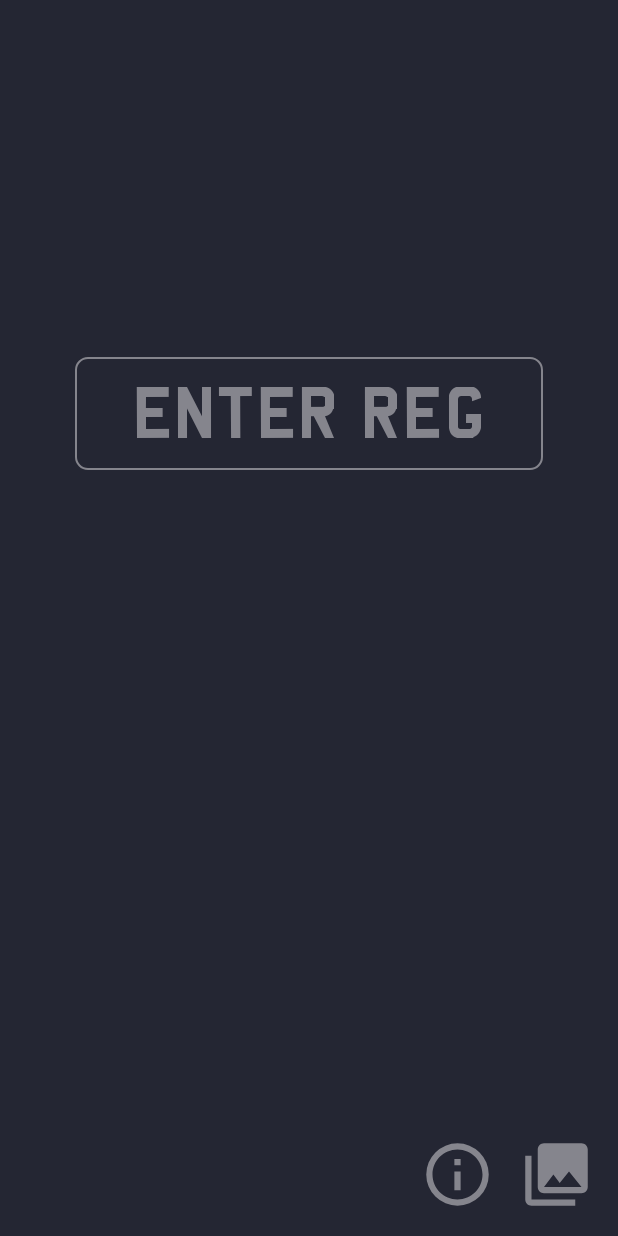
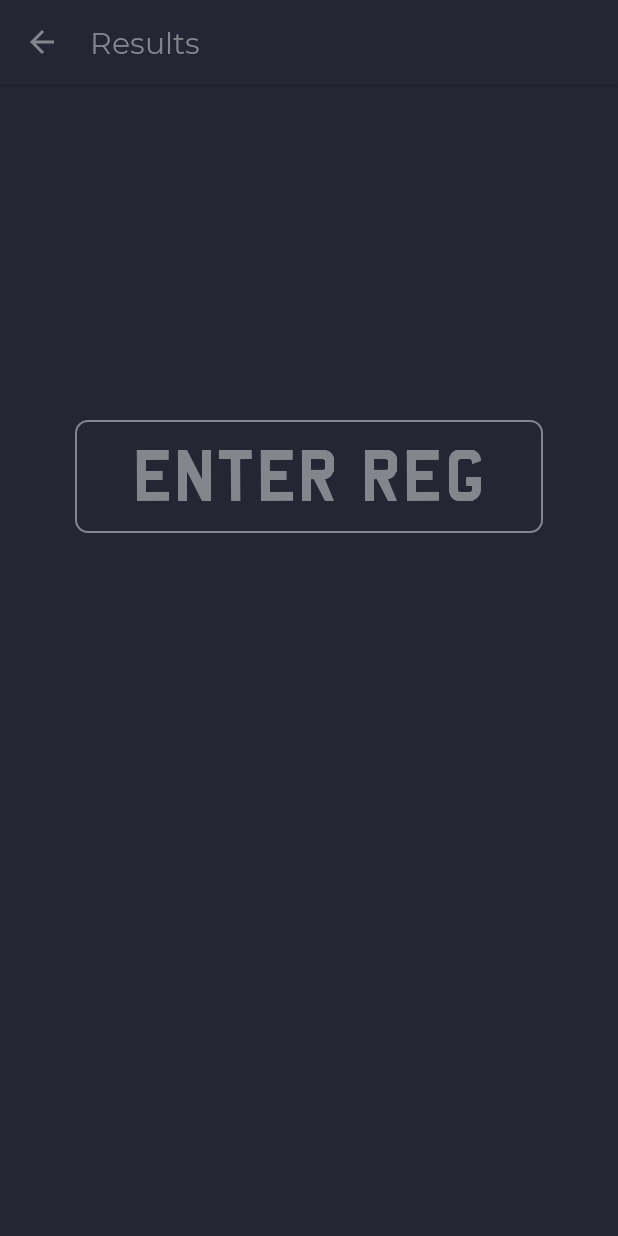
Before and after one commit to Lyxnx/carcheck_app, an Android app: the VehicleInfoActivity screen opened directly, with no data from a screen before it, on a phone screen of 412 x 824 dp. Run offline under Robolectric (Android 15) with nearby library versions, the light colour scheme and no system bars; 8 statements that could not run were skipped.

Commit message:
Start on #4

```diff
--- a/app/src/main/java/net/lyxnx/carcheck/VehicleInfoActivity.java
+++ b/app/src/main/java/net/lyxnx/carcheck/VehicleInfoActivity.java
@@ -5,9 +5,10 @@ import android.content.Intent;
 import android.net.Uri;
 import android.os.Bundle;
 import android.text.TextUtils;
+import android.view.Menu;
+import android.view.MenuItem;
 import android.view.inputmethod.EditorInfo;
 import android.view.inputmethod.InputMethodManager;
-import android.widget.Button;
 import android.widget.EditText;
 import android.widget.TableLayout;
 import android.widget.Toast;
@@ -18,8 +19,10 @@ import net.lyxnx.carcheck.util.RxUtils;
 
 import java.util.stream.Stream;
 
+import androidx.annotation.NonNull;
 import androidx.annotation.Nullable;
-import androidx.appcompat.widget.TooltipCompat;
+import androidx.appcompat.app.ActionBar;
+import androidx.appcompat.widget.Toolbar;
 
 import static net.lyxnx.carcheck.util.Util.setText;
 
@@ -27,49 +30,28 @@ public class VehicleInfoActivity extends InfoActivity {
 
     private static final String TAG = VehicleInfoActivity.class.getSimpleName();
 
+    private VehicleInfo info;
+
     @Override
     protected void onCreate(@Nullable Bundle savedInstanceState) {
         super.onCreate(savedInstanceState);
         setContentView(R.layout.activity_info);
 
-        VehicleInfo info = getIntent().getParcelableExtra("info");
+        info = getIntent().getParcelableExtra("info");
+
+        Toolbar toolbar = findViewById(R.id.toolbar);
+        setSupportActionBar(toolbar);
+
+        ActionBar actionBar = getSupportActionBar();
+        if (actionBar != null) {
+            actionBar.setDisplayHomeAsUpEnabled(true);
+            actionBar.setTitle("Results");
+        }
 
         TableLayout table = findViewById(R.id.infoTable);
         populateTable(table, info);
 
         setText(findViewById(R.id.reg), info.getReg());
-
-        String make = info.getMake();
-        String model = info.getModel();
-        String colour = info.getColour();
-        String year = info.getRegisteredDate();
-
-        Button gallery = findViewById(R.id.gallery);
-        TooltipCompat.setTooltipText(gallery, getString(R.string.tooltip_gallery));
-        gallery.setOnClickListener(v -> {
-            if (Stream.of(make, model, year)
-                    .anyMatch(s -> s == null || s.isEmpty() || s.equals("N/A"))) {
-                Toast.makeText(this, R.string.insufficient_vrm_info, Toast.LENGTH_SHORT).show();
-                return;
-            }
-
-            String url = "http://google.com#q="
-                    + make + "+"
-                    + TextUtils.join("+", model.split(" ")) + "+"
-                    + colour + "+"
-                    + year
-                    + "&tbm=isch";
-
-            startActivity(new Intent(Intent.ACTION_VIEW, Uri.parse(url)));
-        });
-
-        Button more = findViewById(R.id.more);
-        TooltipCompat.setTooltipText(more, getString(R.string.tooltip_more));
-        more.setOnClickListener(v -> {
-            Intent i = new Intent(VehicleInfoActivity.this, MoreInfoActivity.class);
-            i.putExtra("info", info);
-            startActivity(i);
-        });
 
         EditText reg = findViewById(R.id.reg);
         reg.setOnEditorActionListener((v, actionId, event) -> {
@@ -102,10 +84,57 @@ public class VehicleInfoActivity extends InfoActivity {
         });
     }
 
+    @Override
+    public boolean onCreateOptionsMenu(Menu menu) {
+        if (info != null) {
+            getMenuInflater().inflate(R.menu.menu_info, menu);
+        }
+
+        return super.onCreateOptionsMenu(menu);
+    }
+
+    @Override
+    public boolean onOptionsItemSelected(@NonNull MenuItem item) {
+        switch (item.getItemId()) {
+            case R.id.action_more:
+                Intent i = new Intent(VehicleInfoActivity.this, MoreInfoActivity.class);
+                i.putExtra("info", info);
+                startActivity(i);
+                return true;
+            case R.id.action_gallery:
+                String make = info.getMake();
+                String model = info.getModel();
+                String colour = info.getColour();
+                String year = info.getRegisteredDate();
+
+                if (Stream.of(make, model, year)
+                        .anyMatch(s -> s == null || s.isEmpty() || s.equals("N/A"))) {
+                    Toast.makeText(this, R.string.insufficient_vrm_info, Toast.LENGTH_SHORT).show();
+                    return true;
+                }
+
+                String url = "http://google.com#q="
+                        + make + "+"
+                        + TextUtils.join("+", model.split(" ")) + "+"
+                        + colour + "+"
+                        + year
+                        + "&tbm=isch";
+
+                startActivity(new Intent(Intent.ACTION_VIEW, Uri.parse(url)));
+                return true;
+            case android.R.id.home:
+                this.finish();
+                return true;
+            default:
+                return super.onOptionsItemSelected(item);
+        }
+    }
+
     private void populateTable(TableLayout table, VehicleInfo info) {
         addToTable(table, getString(R.string.make), info.getMake());
         addToTable(table, getString(R.string.model), info.getModel());
         addToTable(table, getString(R.string.colour), info.getColour());
+        addToTable(table, getString(R.string.type), info.getVehicleType());
         addToTable(table, getString(R.string.bhp), info.getBHP());
         addToTable(table, getString(R.string.engine_size), info.getEngineSize());
         addToTable(table, getString(R.string.year), info.getRegisteredDate());
--- a/app/src/main/res/layout/activity_info.xml
+++ b/app/src/main/res/layout/activity_info.xml
@@ -7,62 +7,67 @@
     android:layout_height="match_parent"
     tools:context=".VehicleInfoActivity"
     android:focusable="true"
-        android:focusableInTouchMode="true">
+    android:focusableInTouchMode="true"
+    android:orientation="vertical">
+
+    <androidx.appcompat.widget.Toolbar
+        android:id="@+id/toolbar"
+        android:layout_width="match_parent"
+        android:layout_height="?attr/actionBarSize"
+        android:theme="@style/ToolbarTheme"
+        app:layout_constraintTop_toTopOf="parent"
+        app:layout_constraintStart_toStartOf="parent"
+        app:layout_constraintEnd_toEndOf="parent" />
+
 
             <EditText
                 android:layout_width="0dp"
                 android:layout_height="75dp"
                 android:id="@+id/reg"
+                android:hint="@string/enter_reg"
                 android:gravity="center"
-            android:hint="@string/enter_reg"
-            app:layout_constraintTop_toTopOf="parent"
+                app:layout_constraintTop_toBottomOf="@id/toolbar"
                 app:layout_constraintStart_toStartOf="parent"
                 app:layout_constraintEnd_toEndOf="parent"
                 app:layout_constraintBottom_toTopOf="@id/infoTable"
-            android:layout_marginHorizontal="50dp"
-            android:layout_marginTop="16dp"
                 android:maxLength="7"
                 android:textAlignment="center"
                 android:inputType="textCapCharacters"
-            android:fontFamily="@font/uknumberplate"
-            android:textSize="50sp"
-            android:background="@drawable/rounded_corners"
-            android:textColor="@android:color/white"
-            android:textColorHint="@color/colorSecondary"
+                style="@style/PlateHeader"
                 android:importantForAutofill="no"
                 android:imeOptions="actionDone"/>
 
             <TableLayout
-            android:gravity="center"
+                android:layout_marginTop="20dp"
                 android:id="@+id/infoTable"
                 android:layout_width="0dp"
                 android:layout_height="wrap_content"
+                app:layout_constraintTop_toBottomOf="@id/reg"
                 app:layout_constraintStart_toStartOf="parent"
-            app:layout_constraintTop_toBottomOf="@id/reg"
-            app:layout_constraintEnd_toEndOf="parent"
-            app:layout_constraintBottom_toTopOf="@id/gallery" />
-
-    <Button
-            android:layout_width="50dp"
-            android:layout_height="50dp"
-            android:gravity="center"
-            android:id="@+id/more"
-            android:background="@drawable/information_outline"
-            android:layout_marginEnd="16dp"
-            android:layout_marginBottom="16dp"
-            app:layout_constraintEnd_toStartOf="@id/gallery"
-            app:layout_constraintBottom_toBottomOf="parent" />
-
-    <Button
-            android:layout_width="50dp"
-            android:layout_height="50dp"
-            android:gravity="center"
-            android:id="@+id/gallery"
-            android:background="@drawable/gallery"
-            android:layout_marginEnd="16dp"
-            android:layout_marginBottom="16dp"
                 app:layout_constraintEnd_toEndOf="parent"
                 app:layout_constraintBottom_toBottomOf="parent"/>
+
+    <!--    <Button-->
+    <!--            android:layout_width="50dp"-->
+    <!--            android:layout_height="50dp"-->
+    <!--            android:gravity="center"-->
+    <!--            android:id="@+id/more"-->
+    <!--            android:background="@drawable/information_outline"-->
+    <!--            android:layout_marginEnd="16dp"-->
+    <!--            android:layout_marginBottom="16dp"-->
+    <!--            app:layout_constraintEnd_toStartOf="@id/gallery"-->
+    <!--            app:layout_constraintBottom_toBottomOf="parent" />-->
+
+    <!--    <Button-->
+    <!--            android:layout_width="50dp"-->
+    <!--            android:layout_height="50dp"-->
+    <!--            android:gravity="center"-->
+    <!--            android:id="@+id/gallery"-->
+    <!--            android:background="@drawable/gallery"-->
+    <!--            android:layout_marginEnd="16dp"-->
+    <!--            android:layout_marginBottom="16dp"-->
+    <!--            app:layout_constraintEnd_toEndOf="parent"-->
+    <!--            app:layout_constraintBottom_toBottomOf="parent"/>-->
 
     <include layout="@layout/progress_layout"/>
 
--- a/app/src/main/res/layout/activity_main.xml
+++ b/app/src/main/res/layout/activity_main.xml
@@ -19,12 +19,10 @@
             app:layout_constraintStart_toStartOf="parent"
             app:layout_constraintEnd_toEndOf="parent"
             app:layout_constraintBottom_toTopOf="@id/buttonGo"
-            android:layout_marginHorizontal="50dp"
             android:maxLength="7"
             android:textAlignment="center"
             android:inputType="textCapCharacters"
             style="@style/PlateHeader"
-
             android:importantForAutofill="no"
             android:imeOptions="actionDone"/>
 
--- /dev/null
+++ b/app/src/main/res/menu/menu_info.xml
@@ -0,0 +1,18 @@
+<?xml version="1.0" encoding="utf-8"?>
+<menu xmlns:android="http://schemas.android.com/apk/res/android"
+    xmlns:app="http://schemas.android.com/apk/res-auto"
+    xmlns:tools="http://schemas.android.com/tools">
+
+    <item
+        android:id="@+id/action_more"
+        android:icon="@drawable/information_outline"
+        app:showAsAction="ifRoom"
+        tools:ignore="MenuTitle" />
+
+    <item
+        android:id="@+id/action_gallery"
+        android:icon="@drawable/gallery"
+        app:showAsAction="ifRoom"
+        tools:ignore="MenuTitle" />
+
+</menu>
--- a/app/src/main/res/values/strings.xml
+++ b/app/src/main/res/values/strings.xml
@@ -5,6 +5,7 @@
     <string name="make">Make</string>
     <string name="model">Model</string>
     <string name="colour">Colour</string>
+    <string name="type">Type</string>
     <string name="bhp">BHP</string>
     <string name="engine_size">Engine Size</string>
     <string name="year">Year</string>
--- a/app/src/main/res/values/styles.xml
+++ b/app/src/main/res/values/styles.xml
@@ -22,6 +22,7 @@
         <item name="android:background">@drawable/rounded_corners</item>
         <item name="android:textColor">@color/colorSecondary</item>
         <item name="android:textColorHint">@color/colorSecondary</item>
+        <item name="android:layout_marginHorizontal">50dp</item>
     </style>
 
     <style name="ToolbarTheme">
```
Lines whose indentation alone changed are shown as unchanged.
